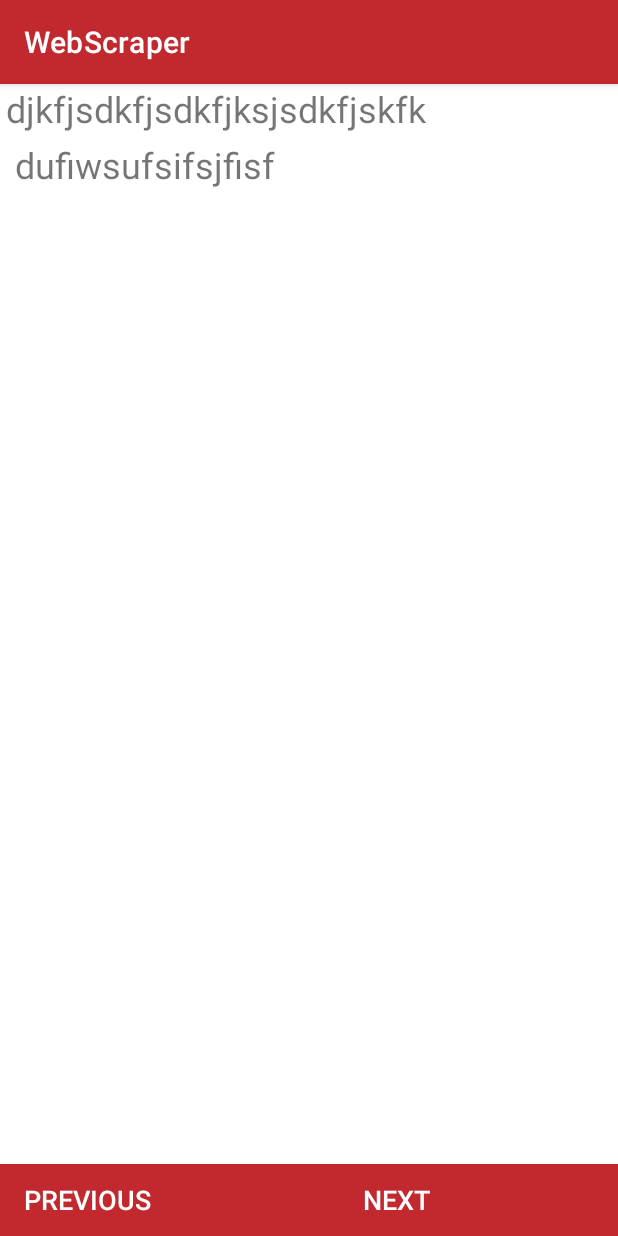
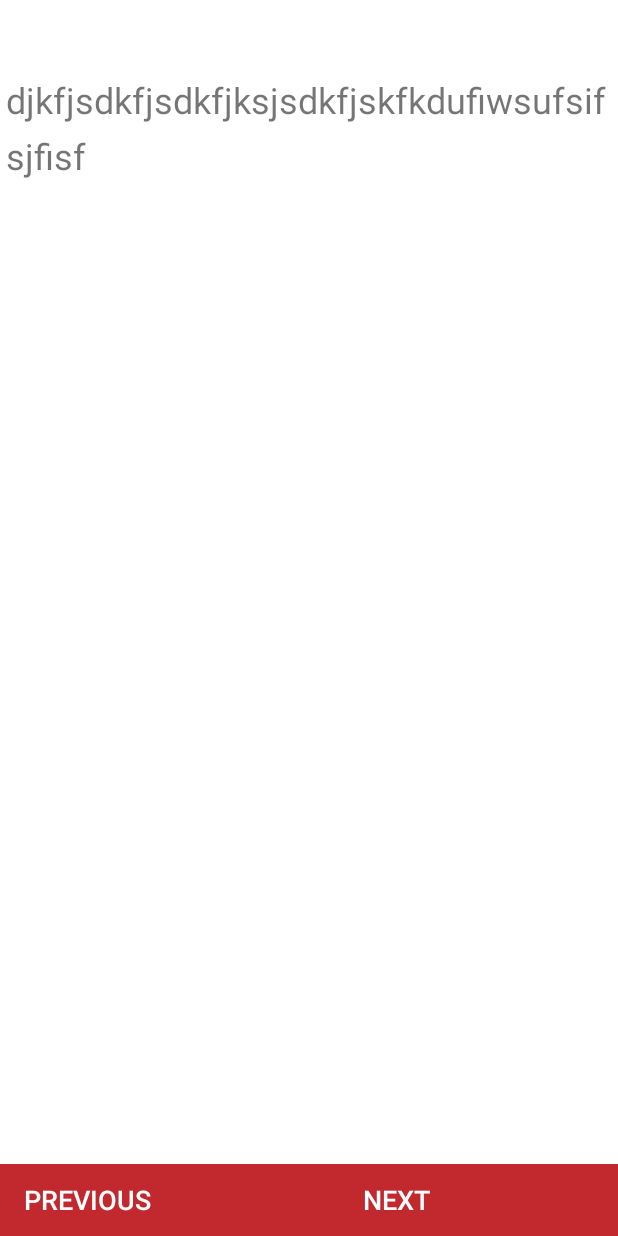
Before and after one commit to CobaltGoldCS/Spindle, an Android app: the ReadActivity screen opened directly, with no data from a screen before it, on a phone screen of 412 x 824 dp. Run offline under Robolectric (Android 15) with nearby library versions, the phone set to English and light mode, and no system bars; libraries missing offline, so code that uses them is left out: com.chaquo.python; 15 statements that could not run were skipped.

Commit message:
Various improvements, ui improvements, etc.

```diff
--- a/app/src/main/java/com/cobaltware/webscraper/MainActivity.kt
+++ b/app/src/main/java/com/cobaltware/webscraper/MainActivity.kt
@@ -19,6 +19,8 @@ class MainActivity : AppCompatActivity() {
 
     override fun onCreate(savedInstanceState: Bundle?) {
         super.onCreate(savedInstanceState)
+        // Hide webscraper header
+        supportActionBar?.hide()
         // Create database reference
         if (!Python.isStarted())
             Python.start(AndroidPlatform(applicationContext))
@@ -42,7 +44,6 @@ class MainActivity : AppCompatActivity() {
                 // On short click open story
                 onBookClick(data[0].toInt(), data[2])
             }
-
             override fun onItemLongClick(view: View?, position: Int) {
                 // on long click, open add menu
                 Log.i("DATABASE CONTAINS:", db.readData().joinToString("\n"))
@@ -52,8 +53,7 @@ class MainActivity : AppCompatActivity() {
                 // Open AddActivity
                 onAddMenuClick(data[1], data[2])
             }
-                }))
-
+        }))
 
     }
 
--- a/app/src/main/java/com/cobaltware/webscraper/ReadActivity.kt
+++ b/app/src/main/java/com/cobaltware/webscraper/ReadActivity.kt
@@ -1,31 +1,33 @@
 package com.cobaltware.webscraper
 
 import android.graphics.Color
+import android.os.Build
 import android.os.Bundle
 import android.text.method.ScrollingMovementMethod
-import android.view.View
-import android.widget.Button
+import android.view.*
+import androidx.annotation.RequiresApi
 import androidx.appcompat.app.AppCompatActivity
 import kotlinx.android.synthetic.main.reader_view.*
 
 import com.chaquo.python.Python
-import com.chaquo.python.android.AndroidPlatform
 
 class ReadActivity : AppCompatActivity() {
     lateinit var db : DataBaseHandler
     override fun onCreate(savedInstanceState : Bundle?){
         super.onCreate(savedInstanceState)
         db = DataBaseHandler(applicationContext)
+        // Customize and hide built in UI elements
+        supportActionBar!!.hide()
+        if (Build.VERSION.SDK_INT >= Build.VERSION_CODES.R)
+            window.insetsController?.systemBarsBehavior = WindowInsetsController.BEHAVIOR_SHOW_BARS_BY_SWIPE
         setContentView(R.layout.reader_view)
+        scrolltitle.movementMethod = ScrollingMovementMethod()
         val values = intent.extras!!
         val url = values["url"].toString()
         val colId = values["col_id"].toString().toInt()
         readBook(colId, url)
-
-        actionBar?.hide()
-
     }
-    private fun readBook(col_id : Int, url : String) : Boolean{
+    private fun readBook(col_id : Int, url : String) : String{
         val inst = Python.getInstance()
         val webpack = inst.getModule("webdata")
         val currentReader = webpack.callAttr("UrlReading", url)
@@ -35,8 +37,7 @@ class ReadActivity : AppCompatActivity() {
         val prev    = currentReader["prev"   ].toString()
         val title   = currentReader["title"  ].toString()
         contentView.text = content
-        setTitle(title)
-
+        scrolltitle.text = title
         db.modify(col_id, url, null)
 
         nextButton.setOnClickListener { readBook(col_id, next) }
@@ -55,10 +56,10 @@ class ReadActivity : AppCompatActivity() {
 
         // TODO: Change background color of button when there is no url
         contentScroll.scrollTo(0,0)
-        return true
+        return title
     }
     fun backButton(v : View){
-        setResult(0, intent);
-        finish();
+        setResult(0, intent)
+        finish()
     }
 }
--- a/app/src/main/res/layout/reader_view.xml
+++ b/app/src/main/res/layout/reader_view.xml
@@ -5,6 +5,22 @@
     xmlns:tools="http://schemas.android.com/tools"
     android:layout_width="match_parent"
     android:layout_height="match_parent">
+
+    <TextView
+        android:id="@+id/scrolltitle"
+        android:layout_width="match_parent"
+        android:layout_height="50sp"
+        android:scrollHorizontally="true"
+        android:scrollbars="none"
+        android:singleLine="true"
+        android:textColor="#FFF"
+        android:textSize="20sp"
+        android:textStyle="bold"
+        android:ellipsize="none"
+        android:gravity="center_vertical"
+        app:layout_constraintTop_toTopOf="parent"
+        tools:layout_editor_absoluteX="20dp"
+        tools:text="cxvcvx" />
 
     <Button
         android:id="@+id/prevButton"
@@ -37,8 +53,10 @@
         android:scrollbars="vertical"
         app:layout_constraintBottom_toTopOf="@+id/nextButton"
         app:layout_constraintEnd_toEndOf="parent"
-        app:layout_constraintTop_toTopOf="parent"
-        app:layout_constraintStart_toStartOf="parent">
+        app:layout_constraintHorizontal_bias="0.0"
+        app:layout_constraintStart_toStartOf="parent"
+        app:layout_constraintTop_toBottomOf="@id/scrolltitle"
+        app:layout_behavior="@string/hide_bottom_view_on_scroll_behavior">
 
         <TextView
             android:id="@+id/contentView"
@@ -49,11 +67,10 @@
             android:isScrollContainer="false"
             android:lineSpacingMultiplier="1.3"
             android:scrollbars="vertical"
-            android:text="djkfjsdkfjsdkfjksjsdkfjskfk \n dufiwsufsifsjfisf"
+            android:text="djkfjsdkfjsdkfjksjsdkfjskfkdufiwsufsifsjfisf"
             android:textSize="24sp"
             app:layout_constraintEnd_toEndOf="parent"
             app:layout_constraintStart_toStartOf="parent" />
     </ScrollView>
 
-
 </androidx.constraintlayout.widget.ConstraintLayout>
--- a/build.gradle
+++ b/build.gradle
@@ -8,7 +8,7 @@ buildscript {
         maven { url "https://chaquo.com/maven"}
     }
     dependencies {
-        classpath "com.android.tools.build:gradle:4.1.0"
+        classpath 'com.android.tools.build:gradle:4.1.1'
         classpath "org.jetbrains.kotlin:kotlin-gradle-plugin:$kotlin_version"
         classpath "com.chaquo.python:gradle:8.0.1"
         // NOTE: Do not place your application dependencies here; they belong
```
Also changed, not shown: app/src/main/java/com/cobaltware/webscraper/AddActivity.kt (+7 -7 lines), 1 other file.
